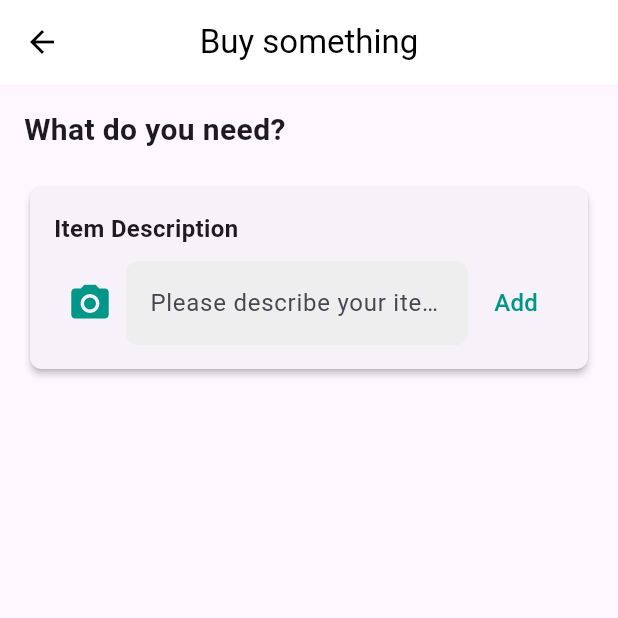
After one commit to ali-mansour21/Market-Root, a Flutter app: the BuySomethingScreen screen opened directly, on a phone screen of 412 x 824 dp, the top half of it. The commit adds this screen. Run offline on Flutter 3.47's test engine with Material 3 defaults, Android fonts, the phone set to English and light mode, and no system bars; our stand-ins replace shared_preferences; accounts and stored records are empty.

Commit message:
Create the buy something screen

```diff
--- /dev/null
+++ b/mobile/lib/screens/buy_something_screen.dart
@@ -0,0 +1,81 @@
+import 'package:flutter/material.dart';
+
+class BuySomethingScreen extends StatelessWidget {
+  const BuySomethingScreen({super.key});
+
+  @override
+  Widget build(BuildContext context) {
+    return Scaffold(
+      appBar: AppBar(
+        backgroundColor: Colors.white,
+        title:
+            const Text('Buy something', style: TextStyle(color: Colors.black)),
+        centerTitle: true,
+        elevation: 0,
+        leading: IconButton(
+          icon: const Icon(Icons.arrow_back, color: Colors.black),
+          onPressed: () {
+            Navigator.pop(context);
+          },
+        ),
+      ),
+      body: Padding(
+        padding: const EdgeInsets.all(16.0),
+        child: Column(
+          crossAxisAlignment: CrossAxisAlignment.start,
+          children: [
+            const Text('What do you need?',
+                style: TextStyle(fontSize: 20, fontWeight: FontWeight.bold)),
+            const SizedBox(height: 20),
+            Card(
+              elevation: 2,
+              shape: RoundedRectangleBorder(
+                borderRadius: BorderRadius.circular(8.0),
+              ),
+              child: Padding(
+                padding: const EdgeInsets.all(16.0),
+                child: Column(
+                  crossAxisAlignment: CrossAxisAlignment.start,
+                  children: [
+                    const Text('Item Description',
+                        style: TextStyle(
+                            fontSize: 16, fontWeight: FontWeight.bold)),
+                    const SizedBox(height: 10),
+                    Row(
+                      children: [
+                        IconButton(
+                          icon: const Icon(Icons.camera_alt,
+                              size: 30, color: Colors.teal),
+                          onPressed: () {},
+                        ),
+                        Expanded(
+                          child: TextField(
+                            decoration: InputDecoration(
+                              hintText: 'Please describe your item.',
+                              border: OutlineInputBorder(
+                                borderRadius: BorderRadius.circular(8.0),
+                                borderSide: BorderSide.none,
+                              ),
+                              filled: true,
+                              fillColor: Colors.grey[200],
+                            ),
+                          ),
+                        ),
+                        TextButton(
+                          onPressed: () {},
+                          child: const Text('Add',
+                              style:
+                                  TextStyle(fontSize: 16, color: Colors.teal)),
+                        ),
+                      ],
+                    ),
+                  ],
+                ),
+              ),
+            ),
+          ],
+        ),
+      ),
+    );
+  }
+}
--- a/mobile/lib/screens/help_screen.dart
+++ b/mobile/lib/screens/help_screen.dart
@@ -1,4 +1,5 @@
 import 'package:flutter/material.dart';
+import 'package:mobile/screens/buy_something_screen.dart';
 import 'package:mobile/widgets/custom_navigation_bar.dart';
 
 class HelpScreen extends StatefulWidget {
@@ -34,7 +35,13 @@ class _HelpScreenState extends State<HelpScreen> {
                 maxLines: 4,
               ),
               trailing: const Icon(Icons.arrow_forward_ios, size: 16),
-              onTap: () {},
+              onTap: () {
+                Navigator.push(
+                  context,
+                  MaterialPageRoute(
+                      builder: (context) => const BuySomethingScreen()),
+                );
+              },
             ),
             const Divider(),
             ListTile(
```
